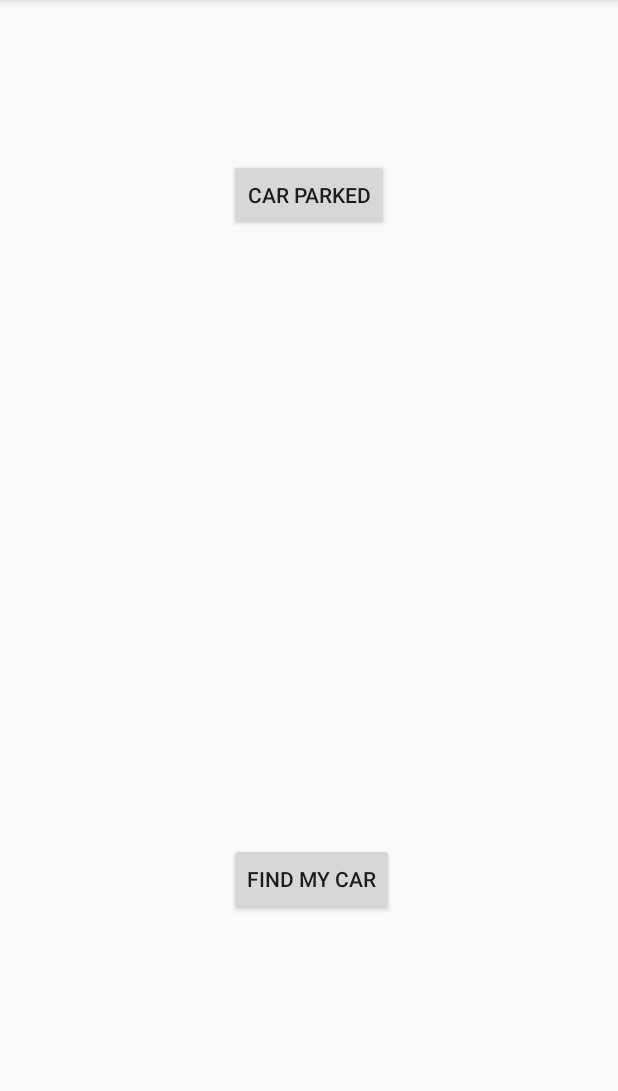
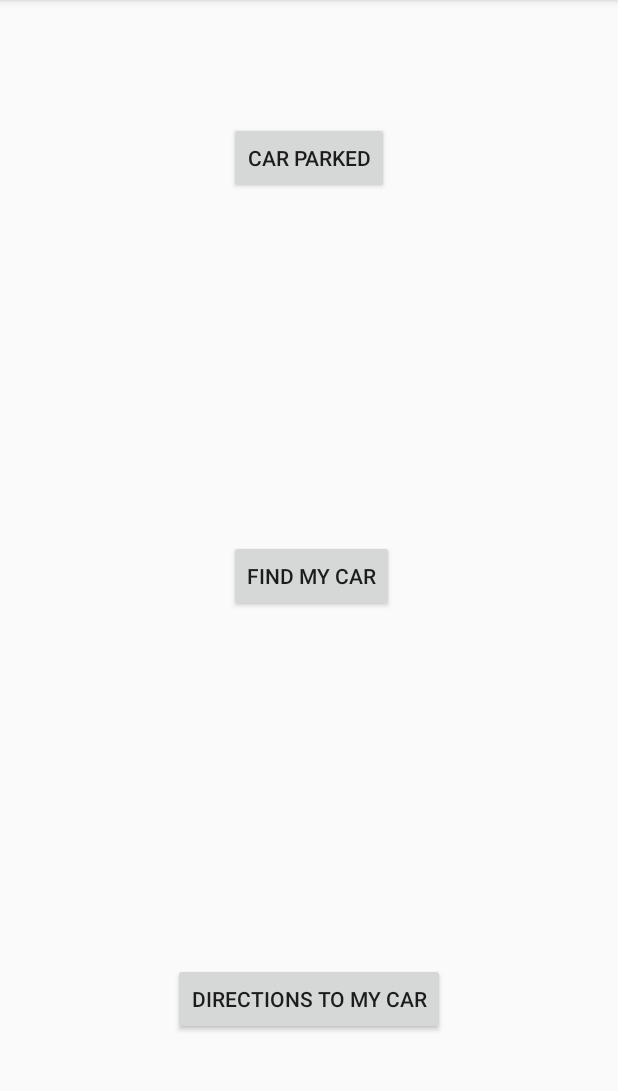
Before and after one commit to meeratom/Carlocation, an Android app: the screen it shows after launch (MainActivity), on a phone screen of 412 x 824 dp, the part 84-1175 px from its top. Run offline under Robolectric (Android 15) with nearby library versions, the phone set to English and light mode, and no system bars.

Commit message:
added directions

```diff
--- a/app/src/main/java/com/example/meera/carloc/MapsActivity.java
+++ b/app/src/main/java/com/example/meera/carloc/MapsActivity.java
@@ -70,12 +70,13 @@ public class MapsActivity extends FragmentActivity {
     private void setUpMap() {
         sharedpreferences = getSharedPreferences(LOCPREFERENCES, Context.MODE_PRIVATE);
         Gson gson = new Gson();
-        String loc_json = sharedpreferences.getString(LocationKey,"");
+        String loc_json = sharedpreferences.getString(LocationKey,null);
         Location location = gson.fromJson(loc_json, Location.class);
 
         mMap.moveCamera(CameraUpdateFactory.zoomTo(20));
         mMap.moveCamera(CameraUpdateFactory.newLatLng(new LatLng(location.getLatitude(), location.getLongitude())));
         mMap.addMarker(new MarkerOptions().position(new LatLng(location.getLatitude(), location.getLongitude())).title("Marker"));
+        mMap.setMyLocationEnabled(true);
 
     }
 }
--- a/app/src/main/res/layout/activity_main.xml
+++ b/app/src/main/res/layout/activity_main.xml
@@ -10,19 +10,28 @@
         android:layout_height="wrap_content"
         android:text="@string/park"
         android:id="@+id/button"
+        android:layout_marginTop="65dp"
+        android:onClick="carParked"
         android:layout_alignParentTop="true"
-        android:layout_centerHorizontal="true"
-        android:layout_marginTop="90dp"
-        android:onClick="carParked"/>
+        android:layout_centerHorizontal="true" />
 
     <Button
         android:layout_width="wrap_content"
         android:layout_height="wrap_content"
         android:text="@string/find_car"
         android:id="@+id/button2"
-        android:layout_marginBottom="142dp"
-        android:layout_alignParentBottom="true"
+        android:layout_centerVertical="true"
         android:layout_alignLeft="@+id/button"
         android:layout_alignStart="@+id/button" />
 
+    <Button
+        android:layout_width="wrap_content"
+        android:layout_height="wrap_content"
+        android:text="@string/directions_to_car"
+        android:id="@+id/button3"
+        android:layout_alignParentBottom="true"
+        android:layout_centerHorizontal="true"
+        android:layout_marginBottom="62dp"
+        android:onClick="directionsToCar"/>
+
 </RelativeLayout>
--- a/app/src/main/res/values/strings.xml
+++ b/app/src/main/res/values/strings.xml
@@ -6,9 +6,12 @@
     <string name="action_settings">Settings</string>
     <string name="park">CAR PARKED</string>
     <string name="find_car">FIND MY CAR</string>
+    <string name="directions_to_car">DIRECTIONS TO MY CAR</string>
     <string name="title_activity_save_loc">SaveLoc</string>
     <string name="saving_loc">SAVING YOUR CAR LOCATION...</string>
     <string name="title_activity_map">MapActivity</string>
     <string name="title_activity_maps">Map</string>
+    <string name="ok">OK</string>
+    <string name="dialog_message">CAR LOCATION NOT SAVED</string>
 
 </resources>
```
Also changed, not shown: app/src/main/java/com/example/meera/carloc/MainActivity.java (+62 -3 lines).
